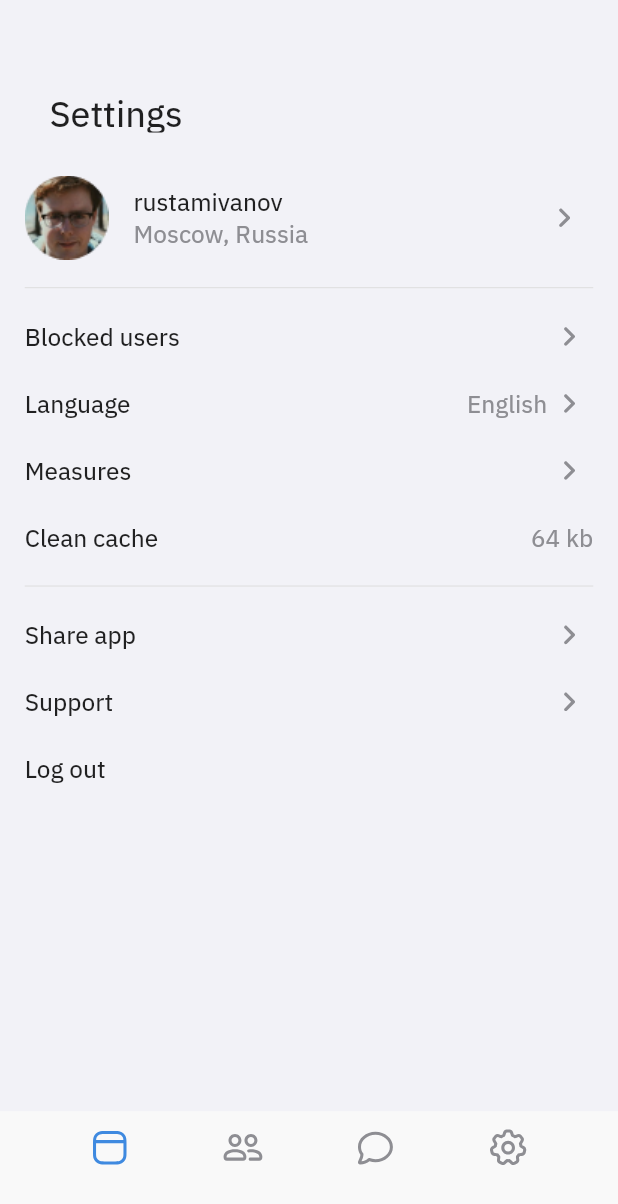
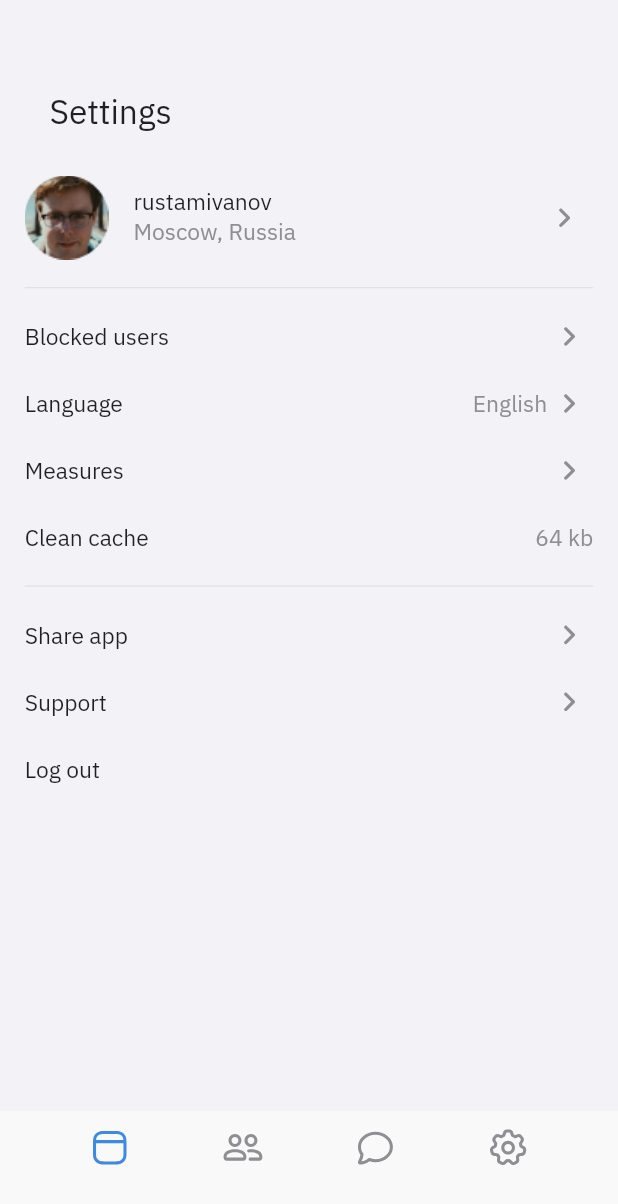
Before and after one commit to ruslanislan/test-design-app, a Flutter app: the screen it shows after launch, on a phone screen of 412 x 824 dp. Shown: the top 1204 px of the screen. Run offline on Flutter 3.47's test engine with Material 2 defaults, Android fonts, the phone set to English and light mode, and no system bars; our stand-ins replace flutter_svg.

Commit message:
шрифт сам по себе больше стандартного, изза этого указан на 1-2 px меньше

```diff
--- a/lib/widgets/line1.dart
+++ b/lib/widgets/line1.dart
@@ -28,7 +28,7 @@ class Line1 extends StatelessWidget {
             child: Align(
               child: Text(
                 text,
-                style: TextStyle(fontSize: (16 * height) / layoutHeight),
+                style: TextStyle(fontSize: (15 * height) / layoutHeight),
               ),
             ),
           ),
--- a/lib/widgets/line2.dart
+++ b/lib/widgets/line2.dart
@@ -29,7 +29,7 @@ class Line2 extends StatelessWidget {
               alignment: Alignment.centerLeft,
               child: Text(
                 text,
-                style: TextStyle(fontSize: (16 * height) / layoutHeight),
+                style: TextStyle(fontSize: (15 * height) / layoutHeight),
               ),
             ),
           ),
@@ -45,7 +45,7 @@ class Line2 extends StatelessWidget {
                     child: Text(
                       tempText!,
                       style: TextStyle(
-                          fontSize: (16 * height) / layoutHeight,
+                          fontSize: (15 * height) / layoutHeight,
                           color: Color(0xFF8E8E93)),
                     ),
                   ),
--- a/lib/widgets/line3.dart
+++ b/lib/widgets/line3.dart
@@ -36,12 +36,12 @@ class Line3 extends StatelessWidget {
                       Text(
                         'rustamivanov',
                         style:
-                            TextStyle(fontSize: (16 * height) / layoutHeight),
+                            TextStyle(fontSize: (15 * height) / layoutHeight),
                       ),
                       Text(
                         'Moscow, Russia',
                         style: TextStyle(
-                            fontSize: (16 * height) / layoutHeight,
+                            fontSize: (15 * height) / layoutHeight,
                             color: Color(0xFF8E8E93)),
                       )
                     ],
--- a/lib/widgets/navbar.dart
+++ b/lib/widgets/navbar.dart
@@ -46,7 +46,7 @@ class NavBar extends StatelessWidget {
                     alignment: Alignment.centerLeft,
                     child: Text(
                       text,
-                      style: TextStyle(fontSize:24),
+                      style: TextStyle(fontSize:(22 * height) / layoutHeight),
                     ),
                   ),
                 ),
--- a/pubspec.yaml
+++ b/pubspec.yaml
@@ -65,7 +65,7 @@ flutter:
   fonts:
     - family: IBMPlexSans
       fonts:
-        - asset: fonts/IBMPlexSans-Text.ttf
+        - asset: fonts/IBMPlexSans-Regular.ttf
   #   - family: Schyler
   #     fonts:
   #       - asset: fonts/Schyler-Regular.ttf
```
Also changed, not shown: fonts/IBMPlexSans-Regular.ttf.
